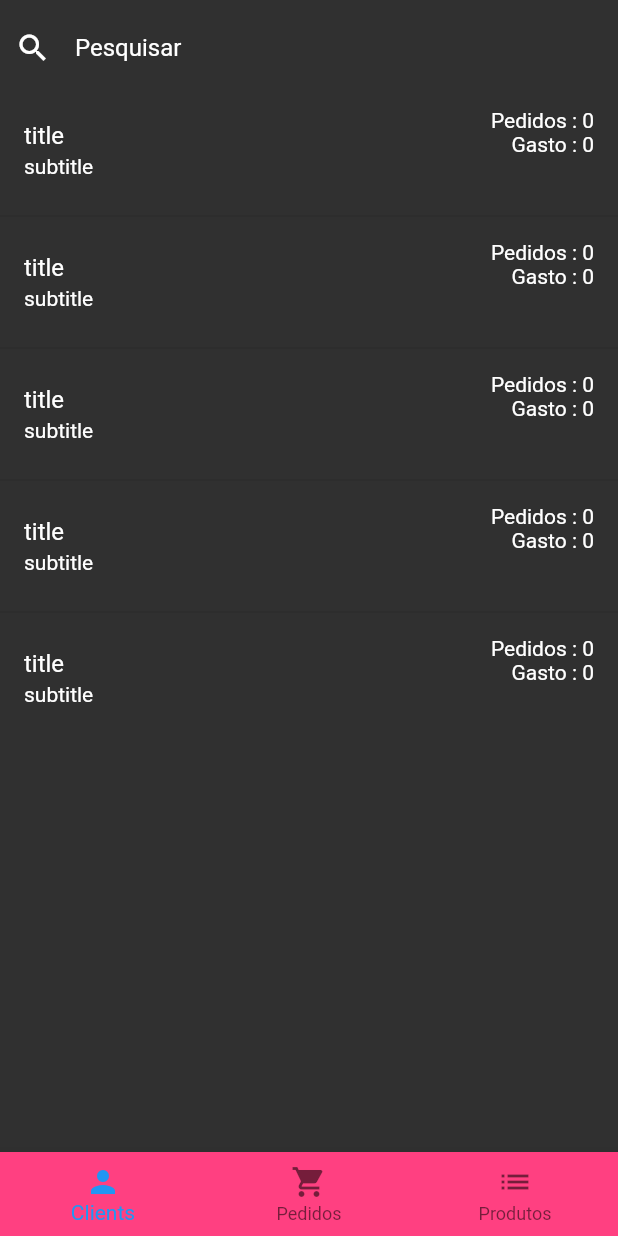
After one commit to mateusFerrando/AndoridoFlutter, a Flutter app: the HomeScreen screen opened directly, on a phone screen of 412 x 824 dp. The commit adds this screen. Run offline on Flutter 3.47's test engine with Material 2 defaults, Android fonts, the phone set to English and light mode, and no system bars; our stand-ins replace carousel_pro, cloud_firestore, firebase_auth, firebase_storage, google_sign_in, image_picker and 5 more; missing offline and left inert: bloc_pattern, flutter_youtube; accounts and stored records are empty.

```diff
--- a/loja_online/lib/screens/home_screen.dart
+++ b/loja_online/lib/screens/home_screen.dart
@@ -1,4 +1,5 @@
 import 'package:flutter/material.dart';
+import 'package:lojaonline/tabs/users_tab.dart';
 
 class HomeScreen extends StatefulWidget {
   @override
@@ -6,8 +7,59 @@ class HomeScreen extends StatefulWidget {
 }
 
 class _HomeScreenState extends State<HomeScreen> {
+  PageController _pageController;
+  int _page = 0;
+
+  @override
+  void initState() {
+    super.initState();
+    _pageController = PageController();
+  }
+
+  @override
+  void dispose() {
+    _pageController.dispose();
+    super.dispose();
+  }
+
   @override
   Widget build(BuildContext context) {
-    return Container();
+    return Scaffold(
+      backgroundColor: Colors.grey[850],
+      bottomNavigationBar: Theme(
+        data: Theme.of(context).copyWith(
+            canvasColor: Colors.pinkAccent,
+            primaryColor: Colors.white,
+            textTheme: Theme.of(context).textTheme.copyWith(
+                  caption: TextStyle(color: Colors.white54),
+                )),
+        child: BottomNavigationBar(
+          currentIndex: _page,
+          onTap: (p) {
+            _pageController.animateToPage(p,
+                duration: Duration(milliseconds: 200), curve: Curves.ease);
+          },
+          items: [
+            BottomNavigationBarItem(
+                icon: Icon(Icons.person), title: Text("Clients")),
+            BottomNavigationBarItem(
+                icon: Icon(Icons.shopping_cart), title: Text("Pedidos")),
+            BottomNavigationBarItem(
+                icon: Icon(Icons.list), title: Text("Produtos")),
+          ],
+        ),
+      ),
+      body: SafeArea(
+        child: PageView(
+          controller: _pageController,
+          onPageChanged: (p) {
+            setState(() {
+              _page = p;
+            });
+          },
+          children: <Widget>[UsersTab()],
+        ),
+      ),
+    );
   }
 }
--- /dev/null
+++ b/loja_online/lib/tabs/users_tab.dart
@@ -0,0 +1,42 @@
+import 'package:flutter/material.dart';
+import 'package:lojaonline/widgets/user_tile.dart';
+
+class UsersTab extends StatefulWidget {
+  @override
+  _UsersTabState createState() => _UsersTabState();
+}
+
+class _UsersTabState extends State<UsersTab> {
+  @override
+  Widget build(BuildContext context) {
+    return Column(
+      children: <Widget>[
+        Padding(
+          padding: const EdgeInsets.symmetric(horizontal: 10, vertical: 8),
+          child: TextField(
+            style: TextStyle(color: Colors.white),
+            decoration: InputDecoration(
+              hintText: "Pesquisar",
+              hintStyle: TextStyle(color: Colors.white),
+              icon: Icon(
+                Icons.search,
+                color: Colors.white,
+              ),
+              border: InputBorder.none,
+            ),
+          ),
+        ),
+        Expanded(
+          child: ListView.separated(
+              itemBuilder: (context, index) {
+                return UserTile();
+              },
+              separatorBuilder: (context, index) {
+                return Divider();
+              },
+              itemCount: 5),
+        ),
+      ],
+    );
+  }
+}
--- /dev/null
+++ b/loja_online/lib/widgets/user_tile.dart
@@ -0,0 +1,31 @@
+import 'package:flutter/material.dart';
+
+class UserTile extends StatelessWidget {
+  @override
+  Widget build(BuildContext context) {
+    final textStyle = TextStyle(color: Colors.white);
+    return ListTile(
+      title: Text(
+        "title",
+        style: textStyle,
+      ),
+      subtitle: Text(
+        "subtitle",
+        style: textStyle,
+      ),
+      trailing: Column(
+        crossAxisAlignment: CrossAxisAlignment.end,
+        children: <Widget>[
+          Text(
+            "Pedidos : 0",
+            style: textStyle,
+          ),
+          Text(
+            "Gasto : 0",
+            style: textStyle,
+          )
+        ],
+      ),
+    );
+  }
+}
```
Also changed, not shown: loja_online/lib/blocs/user_bloc.dart (added, +38 -0 lines).
